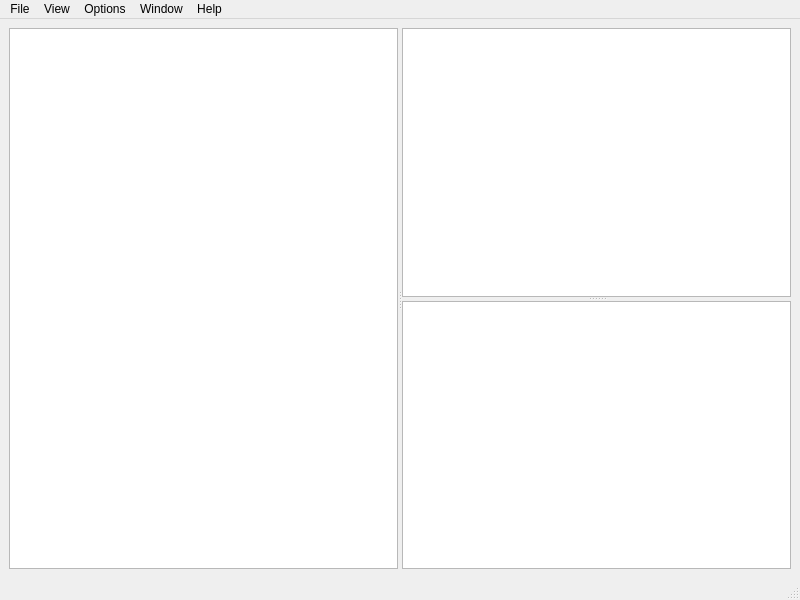
Old version of the form src/nox-gui/ui/main_window.ui in the repository lethalbit/Nox.
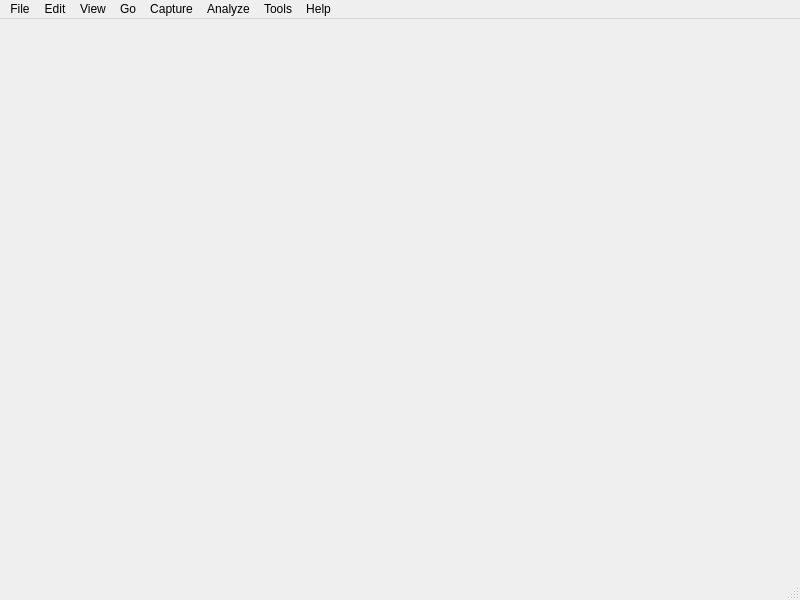
New version of the form.

Commit message: Updated the main window for nox-gui a bit, still planning out the UI/UX

Diff of the .ui file:
```diff
--- a/src/nox-gui/ui/main_window.ui
+++ b/src/nox-gui/ui/main_window.ui
@@ -19,30 +19,14 @@
   <property name="windowTitle">
    <string>Nox GUI</string>
   </property>
+  <property name="tabShape">
+   <enum>QTabWidget::Triangular</enum>
+  </property>
+  <property name="unifiedTitleAndToolBarOnMac">
+   <bool>false</bool>
+  </property>
   <widget class="QWidget" name="centralwidget">
-   <layout class="QGridLayout" name="gridLayout">
-    <item row="0" column="0">
-     <widget class="QSplitter" name="splitter_2">
-      <property name="orientation">
-       <enum>Qt::Horizontal</enum>
-      </property>
-      <property name="childrenCollapsible">
-       <bool>false</bool>
-      </property>
-      <widget class="QTreeView" name="treeView"/>
-      <widget class="QSplitter" name="splitter">
-       <property name="orientation">
-        <enum>Qt::Vertical</enum>
-       </property>
-       <property name="childrenCollapsible">
-        <bool>false</bool>
-       </property>
-       <widget class="QGraphicsView" name="graphicsView"/>
-       <widget class="QPlainTextEdit" name="plainTextEdit"/>
-      </widget>
-     </widget>
-    </item>
-   </layout>
+   <layout class="QGridLayout" name="gridLayout"/>
   </widget>
   <widget class="QMenuBar" name="menubar">
    <property name="geometry">
@@ -60,29 +44,71 @@
    </widget>
    <widget class="QMenu" name="menuEdit">
     <property name="title">
-     <string>View</string>
+     <string>Edit</string>
     </property>
    </widget>
    <widget class="QMenu" name="menuOptions">
     <property name="title">
-     <string>Options</string>
+     <string>View</string>
     </property>
    </widget>
    <widget class="QMenu" name="menuWindow">
     <property name="title">
-     <string>Window</string>
+     <string>Capture</string>
     </property>
    </widget>
    <widget class="QMenu" name="menuHelp">
     <property name="title">
+     <string>Analyze</string>
+    </property>
+    <addaction name="actionDissectors"/>
+    <addaction name="actionFlow_Analyses"/>
+    <addaction name="actionStatistics"/>
+   </widget>
+   <widget class="QMenu" name="menuTools">
+    <property name="title">
+     <string>Tools</string>
+    </property>
+   </widget>
+   <widget class="QMenu" name="menuHelp_2">
+    <property name="title">
      <string>Help</string>
     </property>
+    <addaction name="actionWebsite"/>
+    <addaction name="actionWebsite_2"/>
+    <addaction name="separator"/>
+    <addaction name="actionAbout_Nox_GUI"/>
+   </widget>
+   <widget class="QMenu" name="menuGo">
+    <property name="title">
+     <string>Go</string>
+    </property>
+    <addaction name="actionGo_To_Packet"/>
+    <addaction name="actionNext_Packet"/>
+    <addaction name="actionPrevious_Packet"/>
+    <addaction name="actionFirst_Packet"/>
+    <addaction name="actionLast_Packet"/>
+    <addaction name="separator"/>
+    <addaction name="actionGo_To_Transaction"/>
+    <addaction name="actionNext_Transaction"/>
+    <addaction name="actionPrevious_Transaction"/>
+    <addaction name="actionFirst_Transaction"/>
+    <addaction name="actionLast_Transaction"/>
+    <addaction name="separator"/>
+    <addaction name="actionGo_To_Sequence"/>
+    <addaction name="actionNext_Sequence"/>
+    <addaction name="actionPrevious_Sequence"/>
+    <addaction name="actionFirst_Sequence"/>
+    <addaction name="actionLast_Sequence"/>
    </widget>
    <addaction name="menuFile"/>
    <addaction name="menuEdit"/>
    <addaction name="menuOptions"/>
+   <addaction name="menuGo"/>
    <addaction name="menuWindow"/>
    <addaction name="menuHelp"/>
+   <addaction name="menuTools"/>
+   <addaction name="menuHelp_2"/>
   </widget>
   <widget class="QStatusBar" name="statusbar"/>
   <action name="actionffff">
```
Left out of the diff: 252 changed lines with no effect on the pictures. The commit also changes 2 other files.
